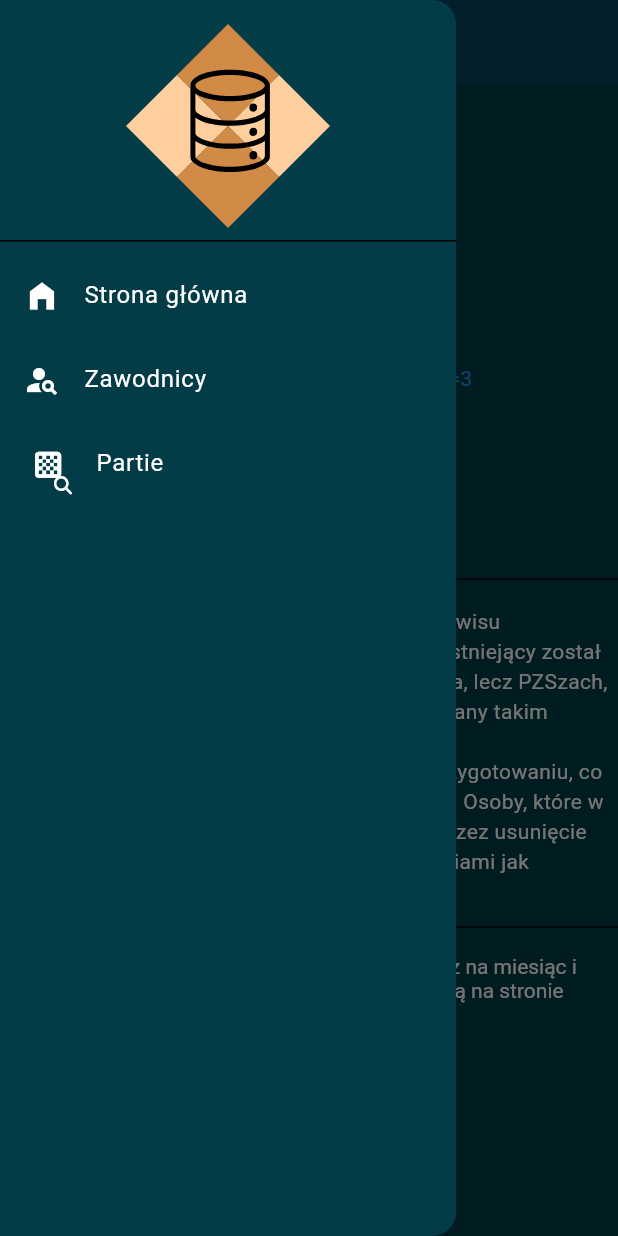
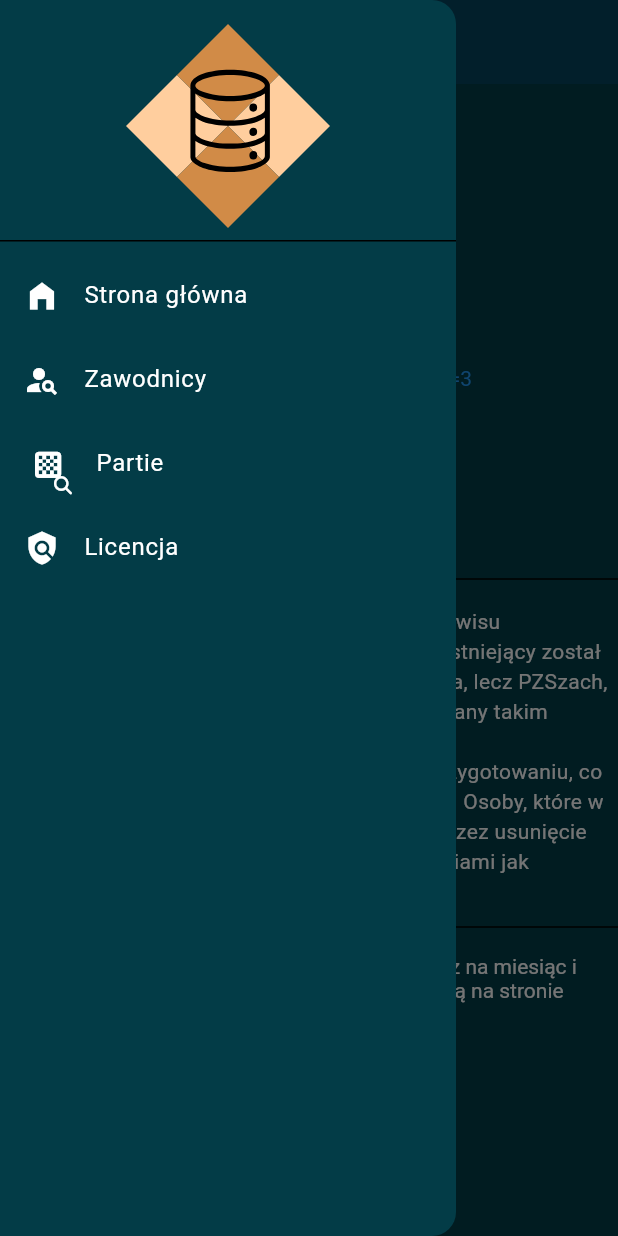
Before and after one commit to KulAndy/bazaszachowa-flutter, a Flutter app: the screen it shows after launch, with the side drawer open, on a phone screen of 412 x 824 dp. Run offline on Flutter 3.47's test engine with Material 3 defaults, Android fonts, the light colour scheme and no system bars; our stand-ins replace flutter_svg, font_awesome_flutter; missing offline and left inert: chess, chessground, dartchess.

Commit message:
add license

```diff
--- a/lib/components/app/menu.dart
+++ b/lib/components/app/menu.dart
@@ -1,4 +1,5 @@
 import 'package:bazaszachowa_flutter/screens/home.dart';
+import 'package:bazaszachowa_flutter/screens/license.dart';
 import 'package:bazaszachowa_flutter/screens/players.dart';
 import 'package:bazaszachowa_flutter/screens/games.dart';
 
@@ -65,6 +66,17 @@ class Menu extends StatelessWidget {
               );
             },
           ),
+          ListTile(
+            leading: Icon(Icons.policy),
+            title: const Text("Licencja"),
+            onTap: () {
+              Navigator.of(context).push(
+                MaterialPageRoute(
+                  builder: (context) => License(title: "Licencja"),
+                ),
+              );
+            },
+          ),
         ],
       ),
     );
--- a/lib/components/info/manifest.dart
+++ b/lib/components/info/manifest.dart
@@ -1,12 +1,24 @@
 import 'package:bazaszachowa_flutter/components/app/link.dart';
 import 'package:bazaszachowa_flutter/components/app/separator.dart';
 import 'package:flutter/material.dart';
+import 'package:bazaszachowa_flutter/screens/license.dart';
+import 'package:flutter/gestures.dart';
 
 class Manifest extends StatelessWidget {
   const Manifest({super.key});
 
   @override
   Widget build(BuildContext context) {
+    final TapGestureRecognizer recognizer = TapGestureRecognizer()
+      ..onTap = () {
+        Navigator.push(
+          context,
+          MaterialPageRoute(
+            builder: (context) => const License(title: "Licencja"),
+          ),
+        );
+      };
+
     return Column(
       crossAxisAlignment: CrossAxisAlignment.start,
       children: <Widget>[
@@ -42,19 +54,22 @@ class Manifest extends StatelessWidget {
             ],
           ),
         ),
-        Separator(height: 10),
+        const Separator(height: 10),
         RichText(
           text: TextSpan(
+            style: const TextStyle(color: Colors.white),
             children: <TextSpan>[
               const TextSpan(
                 text:
                     'Baza partii będzie aktualizowana mniej więcej raz na miesiąc i można z niej korzystać w zgodzie z zamieszczoną na stronie ',
-                style: TextStyle(color: Colors.white),
               ),
-              Link(
-                text: 'licencją',
-                context: context,
-                href: 'https://bazaszachowa.smallhost.pl/license/',
+              TextSpan(
+                text: "licencją",
+                style: const TextStyle(
+                  color: Colors.lightBlue,
+                  decoration: TextDecoration.underline,
+                ),
+                recognizer: recognizer,
               ),
               const TextSpan(text: ' 🍺.'),
             ],
```
Also changed, not shown: lib/screens/license.dart (added, +121 -0 lines).
